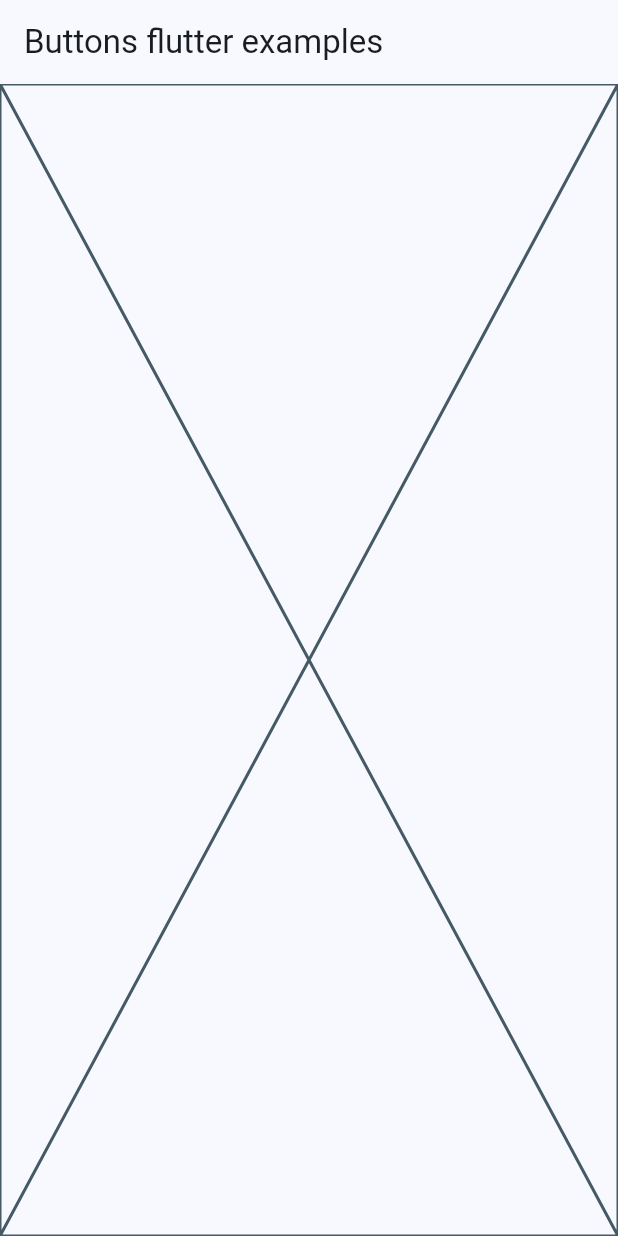
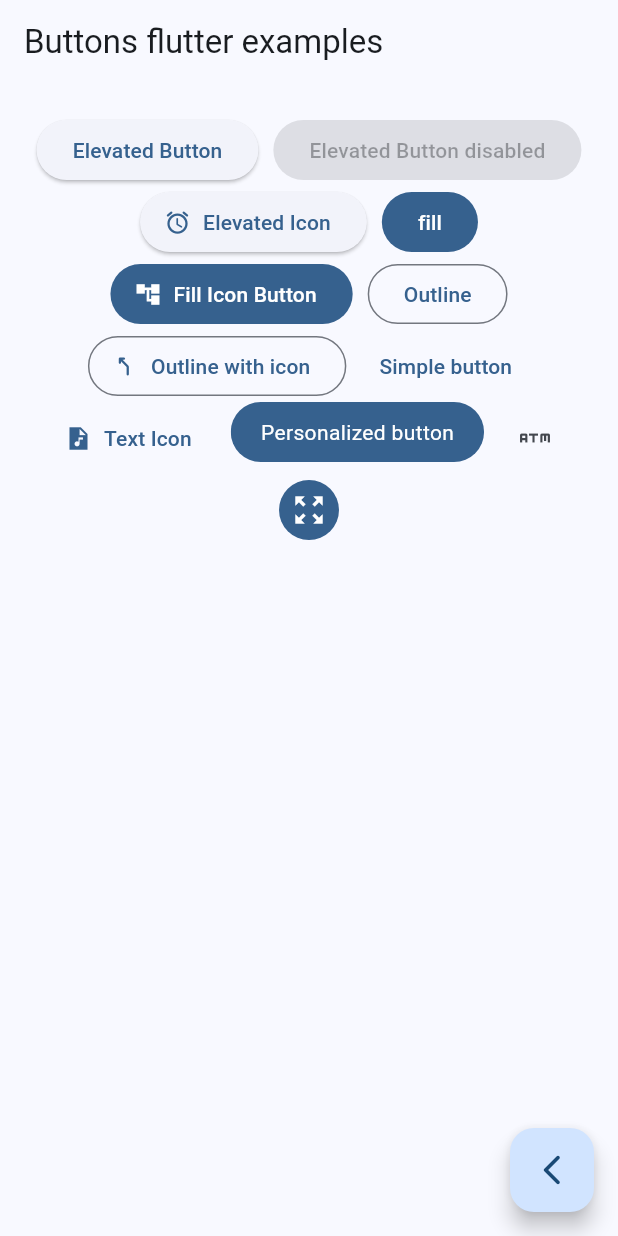
Before and after one commit to alexs/flutter-widgets-practice, a Flutter app: the ButtonsScreen screen opened by its route, on a phone screen of 412 x 824 dp. Run offline on Flutter 3.47's test engine with Material 3 defaults, Android fonts, the phone set to English and light mode, and no system bars; our stand-ins replace go_router.

Commit message:
add buttons example and simple cards

```diff
--- a/lib/presentation/screens/buttons/buttons_screen.dart
+++ b/lib/presentation/screens/buttons/buttons_screen.dart
@@ -1,4 +1,5 @@
 import 'package:flutter/material.dart';
+import 'package:go_router/go_router.dart';
 
 class ButtonsScreen extends StatelessWidget {
   static const String name = 'buttons_screen';
@@ -10,7 +11,96 @@
       appBar: AppBar(
         title: const Text('Buttons flutter examples'),
       ),
-      body: const Placeholder(),
+      body: _ButtonsView(),
+      floatingActionButton: FloatingActionButton(
+        child: const Icon(Icons.arrow_back_ios_new_rounded),
+        onPressed: (){
+          context.pop();
+        },
+      ),
     );
   }
 }
+
+class _ButtonsView extends StatelessWidget {
+  @override
+  Widget build(BuildContext context) {
+    final colors = Theme.of(context).colorScheme;
+    return SizedBox(
+      width: double.infinity,
+      child: Padding(
+        padding: const EdgeInsets.symmetric(horizontal: 10, vertical: 20),
+        child: Wrap(
+          spacing: 10,
+          alignment: WrapAlignment.center,
+          children: [
+            ElevatedButton(onPressed: (){}, child: const Text('Elevated Button')),
+            const ElevatedButton(onPressed: null, child: Text('Elevated Button disabled')),
+            ElevatedButton.icon(
+              onPressed: (){},
+              icon: const Icon( Icons.access_alarm_rounded),
+              label: const Text('Elevated Icon')
+            ),
+            FilledButton(onPressed: (){}, child: const Text('fill')),
+            FilledButton.icon(
+              onPressed: (){},
+              icon: const Icon(Icons.account_tree_sharp),
+              label: const Text('Fill Icon Button'),
+            ),
+            OutlinedButton(onPressed: (){}, child: const Text('Outline')),
+            OutlinedButton.icon(
+              onPressed: (){},
+              icon: const Icon(Icons.turn_slight_left_rounded),
+              label: const Text('Outline with icon'),
+            ),
+            TextButton(
+              onPressed: (){},
+              child: const Text('Simple button'),
+            ),
+            TextButton.icon(
+              onPressed: (){},
+              icon: const Icon(Icons.audio_file_sharp),
+              label: const Text('Text Icon')
+            ),
+            const CustomButton(),
+            IconButton(
+              onPressed: (){},
+              icon: const Icon(Icons.atm),
+            ),
+            IconButton(
+              onPressed: (){},
+              icon: const Icon(Icons.zoom_out_map_outlined),
+              style: ButtonStyle(
+                backgroundColor: MaterialStatePropertyAll(colors.primary),
+                iconColor: const MaterialStatePropertyAll(Colors.white),
+              ),
+            )
+          ],
+        ),
+      ),
+    );
+  }
+}
+
+class CustomButton extends StatelessWidget {
+  const CustomButton ({super.key});
+
+  @override
+  Widget build(BuildContext context) {
+    final colors = Theme.of(context).colorScheme;
+    return ClipRRect(
+      borderRadius: BorderRadius.circular(20),
+      child: Material(
+        color: colors.primary,
+        child: InkWell(
+          hoverColor: colors.secondary,
+          onTap: () {},
+          child: Padding(
+            padding: const EdgeInsets.symmetric(horizontal: 20, vertical: 10),
+            child: const Text('Personalized button', style: TextStyle(color: Colors.white),)
+          ),
+        ),
+      ),
+    );
+  }
+}
--- a/lib/presentation/screens/home/home_screen.dart
+++ b/lib/presentation/screens/home/home_screen.dart
@@ -1,6 +1,5 @@
 import 'package:flutter/material.dart';
 import 'package:flutter_widgets_practice/config/menu/menu_item.dart';
-import 'package:flutter_widgets_practice/presentation/screens/cards/cards_screen.dart';
 import 'package:go_router/go_router.dart';
 
 class HomeScreen extends StatelessWidget {
@@ -56,7 +55,7 @@
         //   )
         // );
         // Navigator.pushNamed(context, menuItem.link);
-        context.pushNamed(CardsScreen.name)
+        context.push(menuItem.link);
       },
     );
   }
```
Also changed, not shown: lib/presentation/screens/cards/cards_screen.dart (+65 -0 lines).
